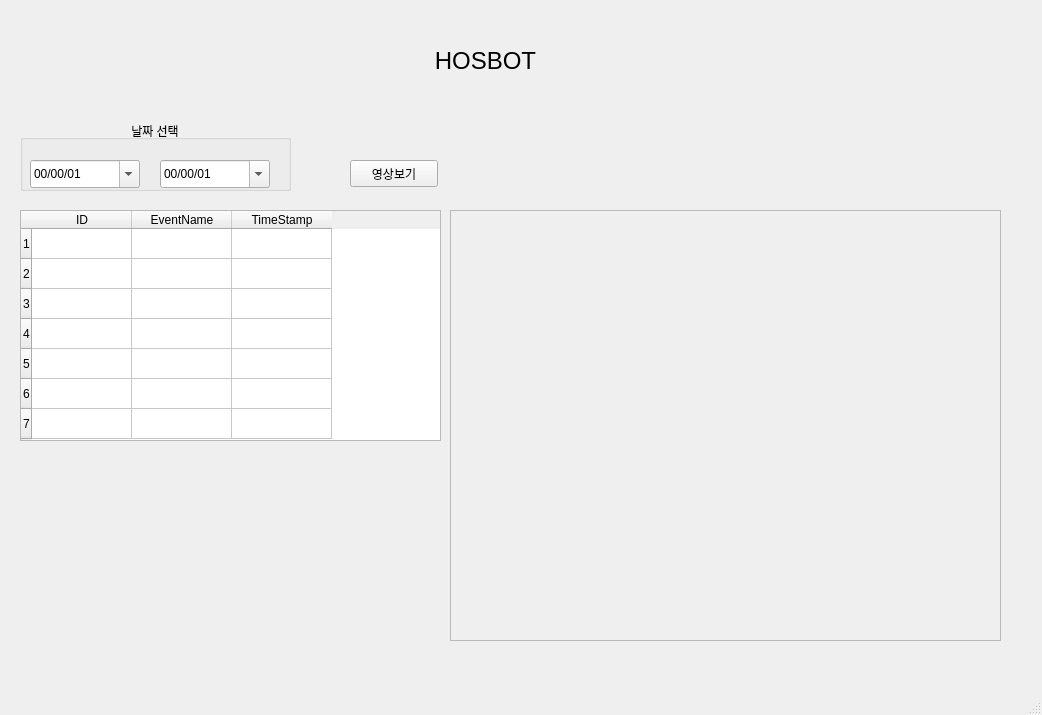
Before: the Qt Designer form src/admin_pc/main_gui.ui in addinedu-ros-8th/deeplearning-repo-2, drawn with Qt 5.
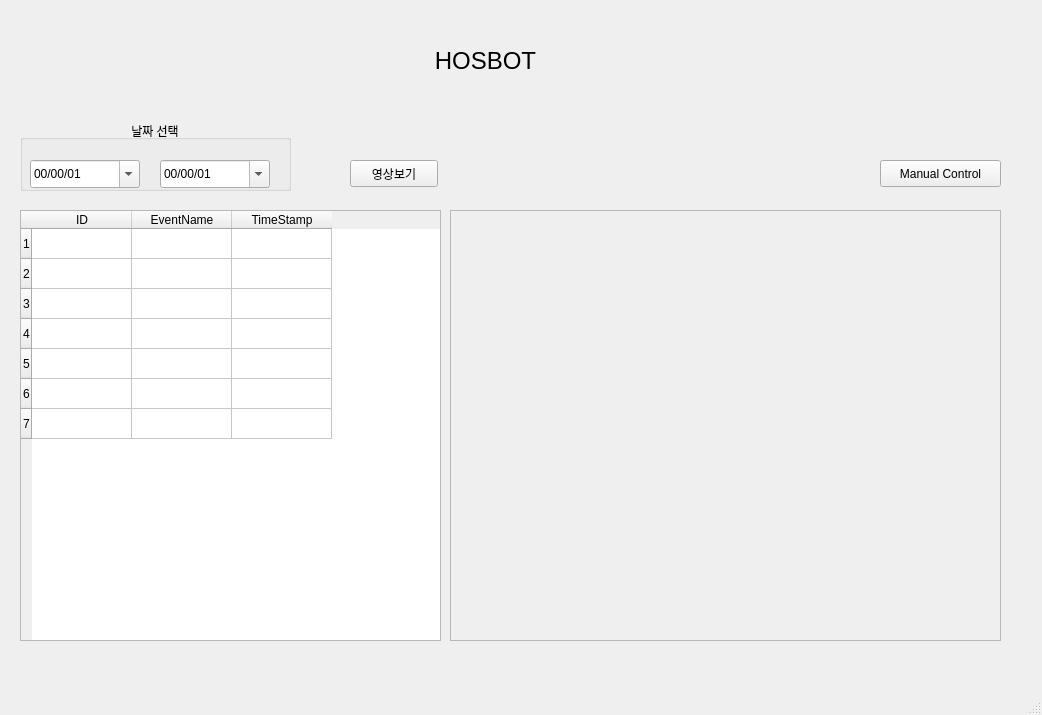
After: the same form once the commit is applied.

Commit message: main_gui.ui edit for linking manual_control gui

Patch:
```diff
--- a/src/admin_pc/main_gui.ui
+++ b/src/admin_pc/main_gui.ui
@@ -20,7 +20,7 @@
       <x>20</x>
       <y>210</y>
       <width>421</width>
-      <height>231</height>
+      <height>431</height>
      </rect>
     </property>
     <row>
@@ -172,6 +172,19 @@
      <set>Qt::AlignCenter</set>
     </property>
    </widget>
+   <widget class="QPushButton" name="manualcontrol_btn">
+    <property name="geometry">
+     <rect>
+      <x>880</x>
+      <y>160</y>
+      <width>121</width>
+      <height>27</height>
+     </rect>
+    </property>
+    <property name="text">
+     <string>Manual Control</string>
+    </property>
+   </widget>
   </widget>
   <widget class="QMenuBar" name="menubar">
    <property name="geometry">
```
